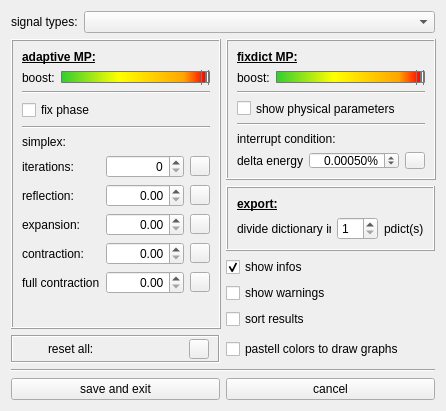
Above: examples/matchingPursuit/settingwindow.ui from mne-tools/mne-cpp before the change. Below: the same form after it.
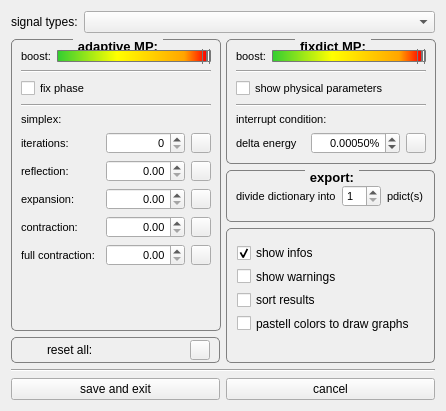
That is the form after the change. Icons and pictures are not drawn.

Commit message: chg: settingswindow

```diff
--- a/examples/matchingPursuit/settingwindow.ui
+++ b/examples/matchingPursuit/settingwindow.ui
@@ -41,8 +41,35 @@
   <layout class="QVBoxLayout" name="verticalLayout" stretch="0,0,0">
    <item>
     <layout class="QGridLayout" name="gridLayout_3">
-     <item row="1" column="0" rowspan="5">
-      <widget class="QFrame" name="fr_adaptiveSet">
+     <item row="0" column="0" colspan="2">
+      <layout class="QHBoxLayout" name="horizontalLayout_3">
+       <item>
+        <widget class="QLabel" name="lb_signal_types">
+         <property name="sizePolicy">
+          <sizepolicy hsizetype="Fixed" vsizetype="Fixed">
+           <horstretch>0</horstretch>
+           <verstretch>0</verstretch>
+          </sizepolicy>
+         </property>
+         <property name="toolTip">
+          <string>&lt;html&gt;&lt;head/&gt;&lt;body&gt;&lt;p&gt;&lt;span style=&quot; font-weight:600;&quot;&gt;signal types&lt;/span&gt;&lt;/p&gt;&lt;p&gt;select signal types to read from fif file for manipulation in MP Toolbox&lt;/p&gt;&lt;/body&gt;&lt;/html&gt;</string>
+         </property>
+         <property name="text">
+          <string>signal types:</string>
+         </property>
+        </widget>
+       </item>
+       <item>
+        <widget class="QComboBox" name="cb_signal_types">
+         <property name="toolTip">
+          <string>&lt;html&gt;&lt;head/&gt;&lt;body&gt;&lt;p&gt;select/ deselect different types...&lt;/p&gt;&lt;/body&gt;&lt;/html&gt;</string>
+         </property>
+        </widget>
+       </item>
+      </layout>
+     </item>
+     <item row="1" column="0" rowspan="4">
+      <widget class="QGroupBox" name="gb_adaptiveSet">
        <property name="minimumSize">
         <size>
          <width>210</width>
@@ -55,38 +82,61 @@
          <height>16777215</height>
         </size>
        </property>
-       <property name="frameShape">
-        <enum>QFrame::Box</enum>
+       <property name="font">
+        <font>
+         <pointsize>10</pointsize>
+         <weight>75</weight>
+         <bold>true</bold>
+        </font>
        </property>
-       <property name="frameShadow">
-        <enum>QFrame::Raised</enum>
+       <property name="contextMenuPolicy">
+        <enum>Qt::DefaultContextMenu</enum>
        </property>
-       <property name="lineWidth">
-        <number>1</number>
+       <property name="toolTip">
+        <string>&lt;html&gt;&lt;head/&gt;&lt;body&gt;&lt;p&gt;&lt;span style=&quot; font-weight:600;&quot;&gt;adaptive MP&lt;/span&gt;&lt;/p&gt;&lt;p&gt;settings for the adaptive MP algorithm&lt;/p&gt;&lt;p&gt;including the simplex optimization parameters&lt;/p&gt;&lt;/body&gt;&lt;/html&gt;</string>
+       </property>
+       <property name="autoFillBackground">
+        <bool>false</bool>
+       </property>
+       <property name="styleSheet">
+        <string notr="true">    QGroupBox  {
+        background-color: qlineargradient(x1: 0, y1: 0, x2: 0, y2: 1,
+                                          stop: 0 #E0E0E0, stop: 1 #FFFFFF);
+        border: 1px solid gray;
+        border-radius: 5px;
+        margin-top: 3ex; /* leave space at the top for the title */
+    }
+     
+    QGroupBox::title  {
+        subcontrol-origin: margin;
+        subcontrol-position: top center; /* position at the top center */
+        padding: 0 3px;
+        background-color: qlineargradient(x1: 0, y1: 0, x2: 0, y2: 1,
+                                          stop: 0 #FFOECE, stop: 1 #FFFFFF);
+    }
+</string>
+       </property>
+       <property name="title">
+        <string>adaptive MP:</string>
+       </property>
+       <property name="flat">
+        <bool>false</bool>
+       </property>
+       <property name="checkable">
+        <bool>false</bool>
        </property>
        <layout class="QVBoxLayout" name="verticalLayout_2">
-        <item>
-         <widget class="QLabel" name="l_adaptiveMP_settings">
-          <property name="font">
-           <font>
-            <pointsize>9</pointsize>
-            <weight>75</weight>
-            <bold>true</bold>
-            <underline>true</underline>
-           </font>
-          </property>
-          <property name="toolTip">
-           <string>&lt;html&gt;&lt;head/&gt;&lt;body&gt;&lt;p&gt;&lt;span style=&quot; font-weight:600;&quot;&gt;adaptive MP&lt;/span&gt;&lt;/p&gt;&lt;p&gt;settings for the adaptive MP algorithm&lt;/p&gt;&lt;p&gt;including the simplex optimization parameters&lt;/p&gt;&lt;/body&gt;&lt;/html&gt;</string>
-          </property>
-          <property name="text">
-           <string>adaptive MP:</string>
-          </property>
-         </widget>
-        </item>
         <item>
          <layout class="QHBoxLayout" name="horizontalLayout_2">
           <item>
            <widget class="QLabel" name="l_boost">
+            <property name="font">
+             <font>
+              <pointsize>8</pointsize>
+              <weight>50</weight>
+              <bold>false</bold>
+             </font>
+            </property>
             <property name="toolTip">
              <string>&lt;html&gt;&lt;head/&gt;&lt;body&gt;&lt;p&gt;&lt;span style=&quot; font-weight:600;&quot;&gt;boost&lt;/span&gt;&lt;/p&gt;&lt;p&gt;set the number of channels (in percent of all choosen channels) used to find best machting atom in case of multichannel input signals&lt;/p&gt;&lt;/body&gt;&lt;/html&gt;</string>
             </property>
@@ -175,6 +225,12 @@
         </item>
         <item>
          <widget class="Line" name="line_2">
+          <property name="frameShadow">
+           <enum>QFrame::Sunken</enum>
+          </property>
+          <property name="lineWidth">
+           <number>1</number>
+          </property>
           <property name="orientation">
            <enum>Qt::Horizontal</enum>
           </property>
@@ -182,6 +238,13 @@
         </item>
         <item>
          <widget class="QCheckBox" name="chb_fixphase">
+          <property name="font">
+           <font>
+            <pointsize>8</pointsize>
+            <weight>50</weight>
+            <bold>false</bold>
+           </font>
+          </property>
           <property name="toolTip">
            <string>&lt;html&gt;&lt;head/&gt;&lt;body&gt;&lt;p&gt;&lt;span style=&quot; font-weight:600;&quot;&gt;fix phase&lt;/span&gt;&lt;/p&gt;&lt;p&gt;...set the parameter phase to its mean value of all selected channels&lt;/p&gt;&lt;/body&gt;&lt;/html&gt;</string>
           </property>
@@ -199,6 +262,13 @@
         </item>
         <item>
          <widget class="QLabel" name="l_simplex_settings">
+          <property name="font">
+           <font>
+            <pointsize>8</pointsize>
+            <weight>50</weight>
+            <bold>false</bold>
+           </font>
+          </property>
           <property name="toolTip">
            <string>&lt;html&gt;&lt;head/&gt;&lt;body&gt;&lt;p&gt;&lt;span style=&quot; font-weight:600;&quot;&gt;simplex&lt;/span&gt;&lt;/p&gt;&lt;p&gt;...simplex optimizer setup&lt;/p&gt;&lt;p&gt; (be careful changing this values, you may affect the covergence of the algorithm)&lt;/p&gt;&lt;/body&gt;&lt;/html&gt;</string>
           </property>
@@ -217,6 +287,13 @@
               <height>16777215</height>
              </size>
             </property>
+            <property name="font">
+             <font>
+              <pointsize>8</pointsize>
+              <weight>50</weight>
+              <bold>false</bold>
+             </font>
+            </property>
             <property name="toolTip">
              <string>&lt;html&gt;&lt;head/&gt;&lt;body&gt;&lt;p&gt;0 ... 5000&lt;/p&gt;&lt;/body&gt;&lt;/html&gt;</string>
             </property>
@@ -233,6 +310,13 @@
           </item>
           <item row="0" column="0">
            <widget class="QLabel" name="l_iterations">
+            <property name="font">
+             <font>
+              <pointsize>8</pointsize>
+              <weight>50</weight>
+              <bold>false</bold>
+             </font>
+            </property>
             <property name="toolTip">
              <string>&lt;html&gt;&lt;head/&gt;&lt;body&gt;&lt;p&gt;&lt;span style=&quot; font-weight:600;&quot;&gt;iterations&lt;/span&gt;&lt;/p&gt;&lt;p&gt;number of max. simplex iterations&lt;br/&gt;typical value: 1000&lt;br/&gt;range from 0 to 5000&lt;/p&gt;&lt;p&gt;default 1000&lt;/p&gt;&lt;/body&gt;&lt;/html&gt;</string>
             </property>
@@ -249,6 +333,13 @@
           </item>
           <item row="4" column="0">
            <widget class="QLabel" name="l_fullcontraction">
+            <property name="font">
+             <font>
+              <pointsize>8</pointsize>
+              <weight>50</weight>
+              <bold>false</bold>
+             </font>
+            </property>
             <property name="toolTip">
              <string>&lt;html&gt;&lt;head/&gt;&lt;body&gt;&lt;p&gt;&lt;span style=&quot; font-weight:600;&quot;&gt;full contraction&lt;/span&gt;&lt;/p&gt;&lt;p&gt;shrinkage parameter delta&lt;br/&gt;typical value: 0.5&lt;br/&gt;range: 0.0 ... 1.0&lt;/p&gt;&lt;p&gt;default: 0.5&lt;/p&gt;&lt;/body&gt;&lt;/html&gt;</string>
             </property>
@@ -262,6 +353,13 @@
           </item>
           <item row="2" column="0">
            <widget class="QLabel" name="l_expansion">
+            <property name="font">
+             <font>
+              <pointsize>8</pointsize>
+              <weight>50</weight>
+              <bold>false</bold>
+             </font>
+            </property>
             <property name="toolTip">
              <string>&lt;html&gt;&lt;head/&gt;&lt;body&gt;&lt;p&gt;&lt;span style=&quot; font-weight:600;&quot;&gt;expansion&lt;/span&gt;&lt;/p&gt;&lt;p&gt;parameter gamma&lt;br/&gt;typical value: 2.0&lt;br/&gt;range: gamma &amp;gt; 0.0&lt;/p&gt;&lt;p&gt;default: 0.2&lt;/p&gt;&lt;/body&gt;&lt;/html&gt;</string>
             </property>
@@ -275,6 +373,13 @@
           </item>
           <item row="1" column="0">
            <widget class="QLabel" name="l_reflection">
+            <property name="font">
+             <font>
+              <pointsize>8</pointsize>
+              <weight>50</weight>
+              <bold>false</bold>
+             </font>
+            </property>
             <property name="toolTip">
              <string>&lt;html&gt;&lt;head/&gt;&lt;body&gt;&lt;p&gt;&lt;span style=&quot; font-weight:600;&quot;&gt;reflection&lt;/span&gt;&lt;/p&gt;&lt;p&gt;parameter alpha&lt;br/&gt;typical value: 1.0&lt;br/&gt;range: alpha &amp;gt; 0.0&lt;/p&gt;&lt;p&gt;default: 1.0&lt;/p&gt;&lt;/body&gt;&lt;/html&gt;</string>
             </property>
@@ -291,6 +396,13 @@
           </item>
           <item row="3" column="0">
            <widget class="QLabel" name="l_contraction">
+            <property name="font">
+             <font>
+              <pointsize>8</pointsize>
+              <weight>50</weight>
+              <bold>false</bold>
+             </font>
+            </property>
             <property name="toolTip">
              <string>&lt;html&gt;&lt;head/&gt;&lt;body&gt;&lt;p&gt;&lt;span style=&quot; font-weight:600;&quot;&gt;contraction&lt;/span&gt;&lt;/p&gt;&lt;p&gt;parameter beta&lt;br/&gt;typical value: 0.5&lt;br/&gt;range: from 0.0 to 1.0&lt;/p&gt;&lt;p&gt;default: 0.5&lt;/p&gt;&lt;/body&gt;&lt;/html&gt;</string>
             </property>
@@ -310,6 +422,13 @@
               <height>16777215</height>
              </size>
             </property>
+            <property name="font">
+             <font>
+              <pointsize>8</pointsize>
+              <weight>50</weight>
+              <bold>false</bold>
+             </font>
+            </property>
             <property name="toolTip">
              <string>&lt;html&gt;&lt;head/&gt;&lt;body&gt;&lt;p&gt;0.0 ... 1.0&lt;/p&gt;&lt;/body&gt;&lt;/html&gt;</string>
             </property>
@@ -335,6 +454,13 @@
               <height>16777215</height>
              </size>
             </property>
+            <property name="font">
+             <font>
+              <pointsize>8</pointsize>
+              <weight>50</weight>
+              <bold>false</bold>
+             </font>
+            </property>
             <property name="toolTip">
              <string>&lt;html&gt;&lt;head/&gt;&lt;body&gt;&lt;p&gt;lower bound: 0.0&lt;/p&gt;&lt;/body&gt;&lt;/html&gt;</string>
             </property>
@@ -360,6 +486,13 @@
               <height>16777215</height>
              </size>
             </property>
+            <property name="font">
+             <font>
+              <pointsize>8</pointsize>
+              <weight>50</weight>
+              <bold>false</bold>
+             </font>
+            </property>
             <property name="toolTip">
              <string>&lt;html&gt;&lt;head/&gt;&lt;body&gt;&lt;p&gt;lower bound: 0.0&lt;/p&gt;&lt;/body&gt;&lt;/html&gt;</string>
             </property>
@@ -385,6 +518,13 @@
               <height>16777215</height>
              </size>
             </property>
+            <property name="font">
+             <font>
+              <pointsize>8</pointsize>
+              <weight>50</weight>
+              <bold>false</bold>
+             </font>
+            </property>
             <property name="toolTip">
              <string>&lt;html&gt;&lt;head/&gt;&lt;body&gt;&lt;p&gt; 0.0 ... 1.0&lt;/p&gt;&lt;/body&gt;&lt;/html&gt;</string>
             </property>
@@ -550,126 +690,8 @@
        </layout>
       </widget>
      </item>
-     <item row="2" column="1">
-      <widget class="QFrame" name="fr_export">
-       <property name="frameShape">
-        <enum>QFrame::Box</enum>
-       </property>
-       <property name="frameShadow">
-        <enum>QFrame::Raised</enum>
-       </property>
-       <layout class="QGridLayout" name="gridLayout_2">
-        <item row="1" column="0">
-         <widget class="QLabel" name="lb_div_dict">
-          <property name="text">
-           <string>divide dictionary into</string>
-          </property>
-         </widget>
-        </item>
-        <item row="1" column="1">
-         <widget class="QSpinBox" name="sb_div_dict">
-          <property name="toolTip">
-           <string>&lt;html&gt;&lt;head/&gt;&lt;body&gt;&lt;p&gt;1 ... 32&lt;/p&gt;&lt;/body&gt;&lt;/html&gt;</string>
-          </property>
-          <property name="minimum">
-           <number>1</number>
-          </property>
-          <property name="maximum">
-           <number>32</number>
-          </property>
-         </widget>
-        </item>
-        <item row="1" column="2">
-         <widget class="QLabel" name="lb_pdicts">
-          <property name="text">
-           <string>pdict(s)</string>
-          </property>
-         </widget>
-        </item>
-        <item row="0" column="0">
-         <widget class="QLabel" name="label_5">
-          <property name="font">
-           <font>
-            <pointsize>9</pointsize>
-            <weight>75</weight>
-            <bold>true</bold>
-            <underline>true</underline>
-           </font>
-          </property>
-          <property name="text">
-           <string>export:</string>
-          </property>
-         </widget>
-        </item>
-       </layout>
-      </widget>
-     </item>
-     <item row="3" column="1">
-      <widget class="QCheckBox" name="chb_show_infos">
-       <property name="toolTip">
-        <string>&lt;html&gt;&lt;head/&gt;&lt;body&gt;&lt;p&gt;&lt;span style=&quot; font-weight:600;&quot;&gt;show infos&lt;/span&gt;&lt;/p&gt;&lt;p&gt;...display status information to the bottom of the toolbox&lt;/p&gt;&lt;/body&gt;&lt;/html&gt;</string>
-       </property>
-       <property name="text">
-        <string>show infos</string>
-       </property>
-       <property name="checked">
-        <bool>true</bool>
-       </property>
-      </widget>
-     </item>
-     <item row="4" column="1">
-      <widget class="QCheckBox" name="chb_show_warnings">
-       <property name="toolTip">
-        <string>&lt;html&gt;&lt;head/&gt;&lt;body&gt;&lt;p&gt;&lt;span style=&quot; font-weight:600;&quot;&gt;show warnings&lt;/span&gt;&lt;/p&gt;&lt;p&gt;...dis-/ enable popup warnings&lt;/p&gt;&lt;/body&gt;&lt;/html&gt;</string>
-       </property>
-       <property name="text">
-        <string>show warnings</string>
-       </property>
-      </widget>
-     </item>
-     <item row="5" column="1">
-      <widget class="QCheckBox" name="chb_sort_results">
-       <property name="text">
-        <string>sort results</string>
-       </property>
-      </widget>
-     </item>
-     <item row="0" column="0" colspan="2">
-      <layout class="QHBoxLayout" name="horizontalLayout_3">
-       <item>
-        <widget class="QLabel" name="lb_signal_types">
-         <property name="sizePolicy">
-          <sizepolicy hsizetype="Fixed" vsizetype="Fixed">
-           <horstretch>0</horstretch>
-           <verstretch>0</verstretch>
-          </sizepolicy>
-         </property>
-         <property name="toolTip">
-          <string>&lt;html&gt;&lt;head/&gt;&lt;body&gt;&lt;p&gt;&lt;span style=&quot; font-weight:600;&quot;&gt;signal types&lt;/span&gt;&lt;/p&gt;&lt;p&gt;select signal types to read from fif file for manipulation in MP Toolbox&lt;/p&gt;&lt;/body&gt;&lt;/html&gt;</string>
-         </property>
-         <property name="text">
-          <string>signal types:</string>
-         </property>
-        </widget>
-       </item>
-       <item>
-        <widget class="QComboBox" name="cb_signal_types">
-         <property name="toolTip">
-          <string>&lt;html&gt;&lt;head/&gt;&lt;body&gt;&lt;p&gt;select/ deselect different types...&lt;/p&gt;&lt;/body&gt;&lt;/html&gt;</string>
-         </property>
-        </widget>
-       </item>
-      </layout>
-     </item>
-     <item row="6" column="1">
-      <widget class="QCheckBox" name="cb_color_scheme">
-       <property name="text">
-        <string>pastell colors to draw graphs</string>
-       </property>
-      </widget>
-     </item>
-     <item row="6" column="0">
-      <widget class="QFrame" name="frame">
+     <item row="5" column="0">
+      <widget class="QGroupBox" name="groupBox">
        <property name="sizePolicy">
         <sizepolicy hsizetype="Preferred" vsizetype="Fixed">
          <horstretch>0</horstretch>
@@ -679,14 +701,23 @@
        <property name="toolTip">
         <string>&lt;html&gt;&lt;head/&gt;&lt;body&gt;&lt;p&gt;&lt;span style=&quot; font-weight:600;&quot;&gt;reset all&lt;/span&gt;&lt;/p&gt;&lt;p&gt;WARNING: pushing this button will reset all settings, including window positions, sizes, all algorithmic parameters and signal types&lt;/p&gt;&lt;/body&gt;&lt;/html&gt;</string>
        </property>
-       <property name="frameShape">
-        <enum>QFrame::Box</enum>
-       </property>
-       <property name="frameShadow">
-        <enum>QFrame::Sunken</enum>
-       </property>
-       <property name="lineWidth">
-        <number>1</number>
+       <property name="styleSheet">
+        <string notr="true">    QGroupBox  {
+        background-color: qlineargradient(x1: 0, y1: 0, x2: 0, y2: 1,
+                                          stop: 0 #E0E0E0, stop: 1 #FFFFFF);
+        border: 1px solid gray;
+        border-radius: 5px;
+        margin-top: 3ex; /* leave space at the top for the title */
+    }
+     
+    QGroupBox::title  {
+        subcontrol-origin: margin;
+        subcontrol-position: top center; /* position at the top center */
+        padding: 0 3px;
+        background-color: qlineargradient(x1: 0, y1: 0, x2: 0, y2: 1,
+                                          stop: 0 #FFOECE, stop: 1 #FFFFFF);
+    }
+</string>
        </property>
        <layout class="QHBoxLayout" name="horizontalLayout_6">
         <property name="spacing">
@@ -768,8 +799,93 @@
        </layout>
       </widget>
      </item>
+     <item row="2" column="1">
+      <widget class="QGroupBox" name="gb_export">
+       <property name="font">
+        <font>
+         <pointsize>10</pointsize>
+         <weight>75</weight>
+         <bold>true</bold>
+        </font>
+       </property>
+       <property name="toolTip">
+        <string>&lt;html&gt;&lt;head/&gt;&lt;body&gt;&lt;p&gt;&lt;span style=&quot; font-weight:600;&quot;&gt;export&lt;/span&gt;&lt;/p&gt;&lt;p&gt;choose how many partdicts should be saved, to support further multithreading calculation&lt;/p&gt;&lt;/body&gt;&lt;/html&gt;</string>
+       </property>
+       <property name="styleSheet">
+        <string notr="true">    QGroupBox  {
+        background-color: qlineargradient(x1: 0, y1: 0, x2: 0, y2: 1,
+                                          stop: 0 #E0E0E0, stop: 1 #FFFFFF);
+        border: 1px solid gray;
+        border-radius: 5px;
+        margin-top: 3ex; /* leave space at the top for the title */
+    }
+     
+    QGroupBox::title  {
+        subcontrol-origin: margin;
+        subcontrol-position: top center; /* position at the top center */
+        padding: 0 3px;
+        background-color: qlineargradient(x1: 0, y1: 0, x2: 0, y2: 1,
+                                          stop: 0 #FFOECE, stop: 1 #FFFFFF);
+    }
+</string>
+       </property>
+       <property name="title">
+        <string>export:</string>
+       </property>
+       <layout class="QGridLayout" name="gridLayout_2">
+        <item row="0" column="0">
+         <widget class="QLabel" name="lb_div_dict">
+          <property name="font">
+           <font>
+            <pointsize>8</pointsize>
+            <weight>50</weight>
+            <bold>false</bold>
+           </font>
+          </property>
+          <property name="text">
+           <string>divide dictionary into</string>
+          </property>
+         </widget>
+        </item>
+        <item row="0" column="1">
+         <widget class="QSpinBox" name="sb_div_dict">
+          <property name="font">
+           <font>
+            <pointsize>8</pointsize>
+            <weight>50</weight>
+            <bold>false</bold>
+           </font>
+          </property>
+          <property name="toolTip">
+           <string>&lt;html&gt;&lt;head/&gt;&lt;body&gt;&lt;p&gt;1 ... 32&lt;/p&gt;&lt;/body&gt;&lt;/html&gt;</string>
+          </property>
+          <property name="minimum">
+           <number>1</number>
+          </property>
+          <property name="maximum">
+           <number>32</number>
+          </property>
+         </widget>
+        </item>
+        <item row="0" column="2">
+         <widget class="QLabel" name="lb_pdicts">
+          <property name="font">
+           <font>
+            <pointsize>8</pointsize>
+            <weight>50</weight>
+            <bold>false</bold>
+           </font>
+          </property>
+          <property name="text">
+           <string>pdict(s)</string>
+          </property>
+         </widget>
+        </item>
+       </layout>
+      </widget>
+     </item>
      <item row="1" column="1">
-      <widget class="QFrame" name="fr_fixdictSet">
+      <widget class="QGroupBox" name="gb_fixdictSet">
        <property name="minimumSize">
         <size>
          <width>210</width>
@@ -782,41 +898,58 @@
          <height>16777215</height>
         </size>
        </property>
-       <property name="frameShape">
-        <enum>QFrame::Box</enum>
+       <property name="font">
+        <font>
+         <pointsize>10</pointsize>
+         <weight>75</weight>
+         <bold>true</bold>
+        </font>
        </property>
-       <property name="frameShadow">
-        <enum>QFrame::Raised</enum>
+       <property name="toolTip">
+        <string>&lt;html&gt;&lt;head/&gt;&lt;body&gt;&lt;p&gt;&lt;span style=&quot; font-weight:600;&quot;&gt;fixdict MP&lt;/span&gt;&lt;/p&gt;&lt;p&gt;settings for the fixdict MP algorithm&lt;/p&gt;&lt;p&gt;including interrupt condition&lt;/p&gt;&lt;/body&gt;&lt;/html&gt;</string>
+       </property>
+       <property name="styleSheet">
+        <string notr="true">    QGroupBox  {
+        background-color: qlineargradient(x1: 0, y1: 0, x2: 0, y2: 1,
+                                          stop: 0 #E0E0E0, stop: 1 #FFFFFF);
+        border: 1px solid gray;
+        border-radius: 5px;
+        margin-top: 3ex; /* leave space at the top for the title */
+    }
+     
+    QGroupBox::title  {
+        subcontrol-origin: margin;
+        subcontrol-position: top center; /* position at the top center */
+        padding: 0 3px;
+        background-color: qlineargradient(x1: 0, y1: 0, x2: 0, y2: 1,
+                                          stop: 0 #FFOECE, stop: 1 #FFFFFF);
+    }
+</string>
+       </property>
+       <property name="title">
+        <string>fixdict MP:</string>
+       </property>
+       <property name="flat">
+        <bool>false</bool>
+       </property>
+       <property name="checkable">
+        <bool>false</bool>
        </property>
        <layout class="QVBoxLayout" name="verticalLayout_7">
-        <item>
-         <widget class="QLabel" name="l_fixDict_settings">
-          <property name="sizePolicy">
-           <sizepolicy hsizetype="Fixed" vsizetype="Fixed">
-            <horstretch>0</horstretch>
-            <verstretch>0</verstretch>
-           </sizepolicy>
-          </property>
-          <property name="font">
-           <font>
-            <pointsize>9</pointsize>
-            <weight>75</weight>
-            <bold>true</bold>
-            <underline>true</underline>
-           </font>
-          </property>
-          <property name="toolTip">
-           <string>&lt;html&gt;&lt;head/&gt;&lt;body&gt;&lt;p&gt;&lt;span style=&quot; font-weight:600;&quot;&gt;fixdict MP&lt;/span&gt;&lt;/p&gt;&lt;p&gt;settings for the fixdict MP algorithm&lt;/p&gt;&lt;p&gt;including interrupt condition&lt;/p&gt;&lt;/body&gt;&lt;/html&gt;</string>
-          </property>
-          <property name="text">
-           <string>fixdict MP:</string>
-          </property>
-         </widget>
-        </item>
         <item>
          <layout class="QHBoxLayout" name="horizontalLayout_4">
+          <property name="topMargin">
+           <number>0</number>
+          </property>
           <item>
            <widget class="QLabel" name="l_boost_fixDict">
+            <property name="font">
+             <font>
+              <pointsize>8</pointsize>
+              <weight>50</weight>
+              <bold>false</bold>
+             </font>
+            </property>
             <property name="toolTip">
              <string>&lt;html&gt;&lt;head/&gt;&lt;body&gt;&lt;p&gt;&lt;span style=&quot; font-weight:600;&quot;&gt;boost&lt;/span&gt;&lt;/p&gt;&lt;p&gt;set the number of channels (in percent of all choosen channels) used to find best machting atom in case of multichannel input signals&lt;/p&gt;&lt;/body&gt;&lt;/html&gt;</string>
             </property>
@@ -924,6 +1057,16 @@
         </item>
         <item>
          <widget class="QCheckBox" name="cb_phys_params">
+          <property name="font">
+           <font>
+            <pointsize>8</pointsize>
+            <weight>50</weight>
+            <bold>false</bold>
+           </font>
+          </property>
+          <property name="toolTip">
+           <string>&lt;html&gt;&lt;head/&gt;&lt;body&gt;&lt;p&gt;&lt;span style=&quot; font-weight:600;&quot;&gt;show physical parameters&lt;/span&gt;&lt;/p&gt;&lt;p&gt;...displayes parametervalues, converted to natural units, if possible&lt;/p&gt;&lt;/body&gt;&lt;/html&gt;</string>
+          </property>
           <property name="text">
            <string>show physical parameters</string>
           </property>
@@ -938,6 +1081,13 @@
         </item>
         <item>
          <widget class="QLabel" name="l_interrupt">
+          <property name="font">
+           <font>
+            <pointsize>8</pointsize>
+            <weight>50</weight>
+            <bold>false</bold>
+           </font>
+          </property>
           <property name="toolTip">
            <string>&lt;html&gt;&lt;head/&gt;&lt;body&gt;&lt;p&gt;&lt;span style=&quot; font-weight:600;&quot;&gt;interrupt condition&lt;/span&gt;&lt;/p&gt;&lt;p&gt;canceling the fixdict matching pursuit algorithm, if energy difference is lower than delta&lt;/p&gt;&lt;/body&gt;&lt;/html&gt;</string>
           </property>
@@ -950,6 +1100,13 @@
          <layout class="QGridLayout" name="gridLayout_4">
           <item row="1" column="1">
            <widget class="QDoubleSpinBox" name="dsb_delta_energy">
+            <property name="font">
+             <font>
+              <pointsize>8</pointsize>
+              <weight>50</weight>
+              <bold>false</bold>
+             </font>
+            </property>
             <property name="toolTip">
              <string>&lt;html&gt;&lt;head/&gt;&lt;body&gt;&lt;p&gt;0,0% ... 100%&lt;/p&gt;&lt;/body&gt;&lt;/html&gt;</string>
             </property>
@@ -978,6 +1135,13 @@
           </item>
           <item row="1" column="0">
            <widget class="QLabel" name="lb_cancel_calc">
+            <property name="font">
+             <font>
+              <pointsize>8</pointsize>
+              <weight>50</weight>
+              <bold>false</bold>
+             </font>
+            </property>
             <property name="toolTip">
              <string>&lt;html&gt;&lt;head/&gt;&lt;body&gt;&lt;p&gt;&lt;span style=&quot; font-weight:600;&quot;&gt;delta energy&lt;/span&gt;&lt;/p&gt;&lt;p&gt;energydifference at which value the algorithm will be interrupted&lt;br/&gt;(despite chosen truncation criterion)&lt;/p&gt;&lt;/body&gt;&lt;/html&gt;</string>
             </property>
@@ -1017,6 +1181,89 @@
        </layout>
       </widget>
      </item>
+     <item row="3" column="1" rowspan="3">
+      <widget class="QGroupBox" name="gb_remaining_set">
+       <property name="styleSheet">
+        <string notr="true">    QGroupBox  {
+        background-color: qlineargradient(x1: 0, y1: 0, x2: 0, y2: 1,
+                                          stop: 0 #E0E0E0, stop: 1 #FFFFFF);
+        border: 1px solid gray;
+        border-radius: 5px;
+        margin-top: 3ex; /* leave space at the top for the title */
+    }
+     
+    QGroupBox::title  {
+        subcontrol-origin: margin;
+        subcontrol-position: top center; /* position at the top center */
+        padding: 0 3px;
+        background-color: qlineargradient(x1: 0, y1: 0, x2: 0, y2: 1,
+                                          stop: 0 #FFOECE, stop: 1 #FFFFFF);
+    }
+</string>
+       </property>
+       <property name="title">
+        <string/>
+       </property>
+       <widget class="QWidget" name="gridLayoutWidget">
+        <property name="geometry">
+         <rect>
+          <x>2</x>
+          <y>16</y>
+          <width>211</width>
+          <height>88</height>
+         </rect>
+        </property>
+        <layout class="QGridLayout" name="gridLayout_5">
+         <property name="leftMargin">
+          <number>9</number>
+         </property>
+         <item row="1" column="0">
+          <widget class="QCheckBox" name="chb_show_warnings">
+           <property name="toolTip">
+            <string>&lt;html&gt;&lt;head/&gt;&lt;body&gt;&lt;p&gt;&lt;span style=&quot; font-weight:600;&quot;&gt;show warnings&lt;/span&gt;&lt;/p&gt;&lt;p&gt;...dis-/ enable popup warnings&lt;/p&gt;&lt;/body&gt;&lt;/html&gt;</string>
+           </property>
+           <property name="text">
+            <string>show warnings</string>
+           </property>
+          </widget>
+         </item>
+         <item row="0" column="0">
+          <widget class="QCheckBox" name="chb_show_infos">
+           <property name="toolTip">
+            <string>&lt;html&gt;&lt;head/&gt;&lt;body&gt;&lt;p&gt;&lt;span style=&quot; font-weight:600;&quot;&gt;show infos&lt;/span&gt;&lt;/p&gt;&lt;p&gt;...display status information to the bottom of the toolbox&lt;/p&gt;&lt;/body&gt;&lt;/html&gt;</string>
+           </property>
+           <property name="text">
+            <string>show infos</string>
+           </property>
+           <property name="checked">
+            <bool>true</bool>
+           </property>
+          </widget>
+         </item>
+         <item row="3" column="0">
+          <widget class="QCheckBox" name="cb_color_scheme">
+           <property name="toolTip">
+            <string>&lt;html&gt;&lt;head/&gt;&lt;body&gt;&lt;p&gt;...obvious, or?&lt;/p&gt;&lt;/body&gt;&lt;/html&gt;</string>
+           </property>
+           <property name="text">
+            <string>pastell colors to draw graphs</string>
+           </property>
+          </widget>
+         </item>
+         <item row="2" column="0">
+          <widget class="QCheckBox" name="chb_sort_results">
+           <property name="toolTip">
+            <string>&lt;html&gt;&lt;head/&gt;&lt;body&gt;&lt;p&gt;&lt;span style=&quot; font-weight:600;&quot;&gt;sort results&lt;/span&gt;&lt;/p&gt;&lt;p&gt;...sort resultlist by declining energy&lt;/p&gt;&lt;/body&gt;&lt;/html&gt;</string>
+           </property>
+           <property name="text">
+            <string>sort results</string>
+           </property>
+          </widget>
+         </item>
+        </layout>
+       </widget>
+      </widget>
+     </item>
     </layout>
    </item>
    <item>
```
Left out of the diff: 9 changed lines with no effect on the pictures. The commit also changes 2 other files.
